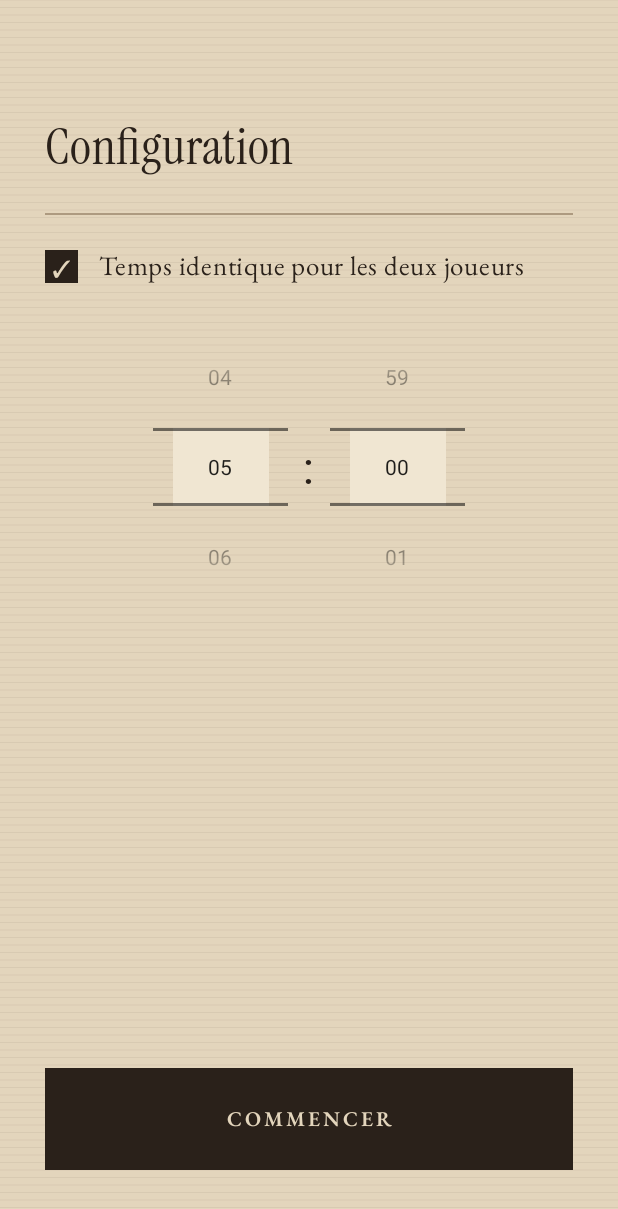
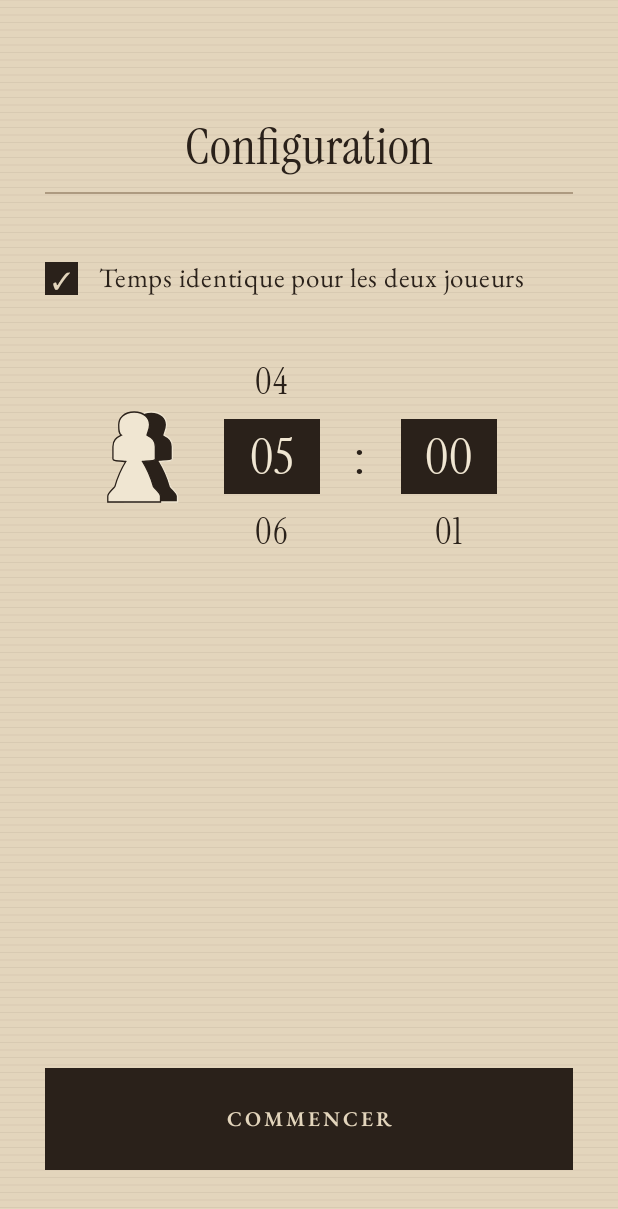
Before and after one commit to Alek6-dev/chess-clock, an Android app built with Jetpack Compose: the composable GameSetupScreen shown on its own in the app's theme, on a phone screen of 412 x 824 dp. Shown: the top 1209 px of the screen. Run offline under Robolectric (Android 15) with nearby library versions, the phone set to English and light mode, and no system bars.

Commit message:
Corrige les écarts trouvés sur captures réelles vs maquettes officielles
Vérifié pixel par pixel sur les PNG, pas à vue, pour chaque point :

- Roue de config : encart encre + texte ivoire par défaut (j'avais mis
  l'inverse), encart ivoire/encre selon le camp en mode par joueur,
  aucune ligne native visible — remplace le NumberPicker par un vrai
  wheel Compose (scroll+snap), seul moyen d'avoir deux couleurs de
  texte différentes (sélectionné vs voisins) dans une même roue.
  Ajoute le pion (ou les deux pions superposés en mode "temps
  identique") à gauche des roues, absent jusqu'ici.
- "Configuration" centré, espacement resserré sous le titre puis élargi
  avant la case à cocher (mesuré au pixel).
- Bouton pause : fond papier clair + icône encre (j'avais mis l'inverse),
  proportions réelles ~52×84pt (pas 34×210, mesuré au pixel).
- Bouton pause masqué pendant que la modale de pause est ouverte.
- Modale de pause : titre centré, boutons Reprendre/Configurer de
  largeur égale (Configurer repassait à la ligne faute de place).
- Fin de partie : REJOUER est toujours dans la moitié Blancs (bas de
  l'écran), jamais chez les Noirs — vérifié sur les deux scénarios
  (Blancs ou Noirs perdant) des maquettes, ça ne dépend pas du gagnant.
- Swipe de reset : ne compte que s'il démarre près de la vague/bouton
  pause (bord gauche), plus n'importe où sur le chrono.

Co-Authored-By: Claude Sonnet 5 <noreply@anthropic.com>

```diff
--- a/android/app/src/main/kotlin/dev/alek6dev/chessclock/ui/components/WheelNumberPicker.kt
+++ b/android/app/src/main/kotlin/dev/alek6dev/chessclock/ui/components/WheelNumberPicker.kt
@@ -1,41 +1,104 @@
 package dev.alek6dev.chessclock.ui.components
 
-import android.widget.NumberPicker
+import androidx.compose.foundation.background
+import androidx.compose.foundation.gestures.snapping.rememberSnapFlingBehavior
+import androidx.compose.foundation.layout.Box
+import androidx.compose.foundation.layout.PaddingValues
+import androidx.compose.foundation.layout.fillMaxSize
+import androidx.compose.foundation.layout.fillMaxWidth
+import androidx.compose.foundation.layout.height
+import androidx.compose.foundation.layout.width
+import androidx.compose.foundation.lazy.LazyColumn
+import androidx.compose.foundation.lazy.itemsIndexed
+import androidx.compose.foundation.lazy.rememberLazyListState
+import androidx.compose.material3.Text
 import androidx.compose.runtime.Composable
-import androidx.compose.runtime.rememberUpdatedState
+import androidx.compose.runtime.LaunchedEffect
+import androidx.compose.runtime.derivedStateOf
+import androidx.compose.runtime.getValue
+import androidx.compose.runtime.remember
+import androidx.compose.ui.Alignment
 import androidx.compose.ui.Modifier
-import androidx.compose.ui.viewinterop.AndroidView
+import androidx.compose.ui.graphics.Color
+import androidx.compose.ui.platform.LocalDensity
+import androidx.compose.ui.unit.dp
+import androidx.compose.ui.unit.sp
+import dev.alek6dev.chessclock.ui.theme.ChessClockColors
+import dev.alek6dev.chessclock.ui.theme.ChessClockFonts
+import kotlin.math.roundToInt
+
+private val ITEM_HEIGHT = 50.dp
 
 /**
- * Sélecteur "à roue" façon minuteur natif (repose sur android.widget.NumberPicker,
- * le même composant que l'horloge/l'alarme système Android).
+ * Roue à défilement/snap, mesurée sur les maquettes officielles : la valeur sélectionnée a
+ * son propre encart plein derrière elle et sa propre couleur de texte (34pt) — un
+ * NumberPicker natif ne peut pas donner deux couleurs de texte différentes dans une même
+ * roue (valeur sélectionnée vs voisines), d'où ce composant en Compose pur.
  */
 @Composable
 fun WheelNumberPicker(
     range: IntRange,
     value: Int,
     onValueChange: (Int) -> Unit,
+    boxColor: Color = ChessClockColors.InkSurface,
+    selectedTextColor: Color = ChessClockColors.Ivory,
     modifier: Modifier = Modifier,
 ) {
-    // Le factory de l'AndroidView ne se relance jamais : sans ça, le listener garde à vie
-    // la toute première closure onValueChange (et donc la toute première valeur "value"
-    // qu'elle avait capturée), ce qui écrase les autres champs à leur valeur de départ.
-    val currentOnValueChange = rememberUpdatedState(onValueChange)
-    AndroidView(
-        modifier = modifier,
-        factory = { context ->
-            NumberPicker(context).apply {
-                minValue = range.first
-                maxValue = range.last
-                setFormatter { it.toString().padStart(2, '0') }
-                this.value = value
-                setOnValueChangedListener { _, _, newValue -> currentOnValueChange.value(newValue) }
+    val values = remember(range) { range.toList() }
+    val listState = rememberLazyListState(initialFirstVisibleItemIndex = (value - range.first).coerceIn(0, values.lastIndex))
+    val flingBehavior = rememberSnapFlingBehavior(listState)
+    val density = LocalDensity.current
+    val itemHeightPx = with(density) { ITEM_HEIGHT.toPx() }
+
+    val centerIndex by remember {
+        derivedStateOf {
+            val offsetFraction = listState.firstVisibleItemScrollOffset / itemHeightPx
+            (listState.firstVisibleItemIndex + offsetFraction.roundToInt()).coerceIn(0, values.lastIndex)
+        }
+    }
+
+    // La roue elle-même fait autorité une fois le scroll posé : on ne remonte la valeur au
+    // parent qu'au repos, jamais pendant le défilement.
+    LaunchedEffect(listState.isScrollInProgress) {
+        if (!listState.isScrollInProgress) {
+            val settled = values.getOrNull(centerIndex) ?: return@LaunchedEffect
+            if (settled != value) onValueChange(settled)
+        }
+    }
+
+    // Synchronise un changement externe (ex. recocher "temps identique") sans court-circuiter
+    // un défilement en cours de l'utilisateur.
+    LaunchedEffect(value) {
+        if (!listState.isScrollInProgress) {
+            val idx = (value - range.first).coerceIn(0, values.lastIndex)
+            if (idx != centerIndex) listState.scrollToItem(idx)
+        }
+    }
+
+    Box(modifier = modifier.height(ITEM_HEIGHT * 3), contentAlignment = Alignment.Center) {
+        Box(
+            modifier = Modifier
+                .width(64.dp)
+                .height(ITEM_HEIGHT)
+                .background(boxColor),
+        )
+        LazyColumn(
+            state = listState,
+            flingBehavior = flingBehavior,
+            contentPadding = PaddingValues(vertical = ITEM_HEIGHT),
+            modifier = Modifier.fillMaxSize(),
+        ) {
+            itemsIndexed(values) { index, v ->
+                val isSelected = index == centerIndex
+                Box(modifier = Modifier.fillMaxWidth().height(ITEM_HEIGHT), contentAlignment = Alignment.Center) {
+                    Text(
+                        text = v.toString().padStart(2, '0'),
+                        color = if (isSelected) selectedTextColor else ChessClockColors.InkSurface,
+                        fontFamily = ChessClockFonts.InstrumentSerif,
+                        fontSize = if (isSelected) 34.sp else 24.sp,
+                    )
+                }
             }
-        },
-        update = { picker ->
-            if (picker.value != value) {
-                picker.value = value
-            }
-        },
-    )
+        }
+    }
 }
--- a/android/app/src/main/kotlin/dev/alek6dev/chessclock/ui/setup/GameSetupScreen.kt
+++ b/android/app/src/main/kotlin/dev/alek6dev/chessclock/ui/setup/GameSetupScreen.kt
@@ -25,10 +25,12 @@ import androidx.compose.ui.Alignment
 import androidx.compose.ui.Modifier
 import androidx.compose.ui.text.font.FontWeight
 import androidx.compose.ui.text.style.TextAlign
+import androidx.compose.ui.unit.Dp
 import androidx.compose.ui.unit.dp
 import androidx.compose.ui.unit.sp
 import dev.alek6dev.chessclock.model.GameTime
 import dev.alek6dev.chessclock.ui.components.WheelNumberPicker
+import dev.alek6dev.chessclock.ui.game.PawnIcon
 import dev.alek6dev.chessclock.ui.theme.ChessClockColors
 import dev.alek6dev.chessclock.ui.theme.ChessClockFonts
 import dev.alek6dev.chessclock.ui.theme.RuledBackground
@@ -79,11 +81,13 @@ fun GameSetupScreen(
                 color = ChessClockColors.InkSurface,
                 fontFamily = ChessClockFonts.InstrumentSerif,
                 fontSize = 34.sp,
+                textAlign = TextAlign.Center,
+                modifier = Modifier.fillMaxWidth(),
             )
 
-            Spacer(Modifier.height(22.dp))
+            Spacer(Modifier.height(8.dp))
             Box(Modifier.fillMaxWidth().height(1.dp).background(ChessClockColors.Leather.copy(alpha = 0.45f)))
-            Spacer(Modifier.height(22.dp))
+            Spacer(Modifier.height(44.dp))
 
             CheckboxRow(
                 checked = sameTimeForBoth,
@@ -166,33 +170,6 @@ private fun CheckboxRow(checked: Boolean, onCheckedChange: (Boolean) -> Unit) {
     }
 }
 
-/**
- * Roue native (scroll/snap déjà fiables) avec un encart sombre plein derrière la valeur
- * centrale, pour matcher la maquette sans réécrire tout le mécanisme de défilement.
- */
-@Composable
-private fun HighlightedWheel(
-    range: IntRange,
-    value: Int,
-    onValueChange: (Int) -> Unit,
-    modifier: Modifier = Modifier,
-) {
-    Box(modifier = modifier, contentAlignment = Alignment.Center) {
-        Box(
-            modifier = Modifier
-                .width(64.dp)
-                .height(52.dp)
-                .background(ChessClockColors.Ivory),
-        )
-        WheelNumberPicker(
-            range = range,
-            value = value,
-            onValueChange = onValueChange,
-            modifier = Modifier.width(90.dp),
-        )
-    }
-}
-
 private enum class CampSwatch { WHITE, BLACK }
 
 @Composable
@@ -202,41 +179,66 @@ private fun TimeWheelRow(
     onTimeChange: (GameTime) -> Unit,
     modifier: Modifier = Modifier,
 ) {
-    Column(modifier = modifier, horizontalAlignment = Alignment.CenterHorizontally) {
-        if (swatch != null) {
-            Box(
-                modifier = Modifier
-                    .size(width = 30.dp, height = 9.dp)
-                    .then(
-                        if (swatch == CampSwatch.WHITE) {
-                            Modifier
-                                .background(ChessClockColors.Ivory)
-                                .border(width = 1.dp, color = ChessClockColors.Leather)
+    // Par défaut (mode "temps identique", aucun camp) : encart encre + texte ivoire.
+    // Par joueur : encart et texte dans la couleur du camp de cette roue.
+    val boxColor = if (swatch == CampSwatch.WHITE) ChessClockColors.Ivory else ChessClockColors.InkSurface
+    val selectedTextColor = if (swatch == CampSwatch.WHITE) ChessClockColors.InkSurface else ChessClockColors.Ivory
+
+    Row(
+        modifier = modifier,
+        horizontalArrangement = Arrangement.Center,
+        verticalAlignment = Alignment.CenterVertically,
+    ) {
+        if (swatch == null) {
+            ComboPawnIcon(height = 60.dp)
         } else {
-                            Modifier.background(ChessClockColors.Leather)
-                        },
-                    ),
-            )
-            Spacer(Modifier.height(12.dp))
+            val pawnColor = if (swatch == CampSwatch.WHITE) ChessClockColors.Ivory else ChessClockColors.InkSurface
+            val pawnContour = if (swatch == CampSwatch.WHITE) ChessClockColors.InkSurface else ChessClockColors.Ivory
+            PawnIcon(fillColor = pawnColor, contourColor = pawnContour, height = 60.dp)
         }
-        Row(verticalAlignment = Alignment.CenterVertically, horizontalArrangement = Arrangement.spacedBy(10.dp)) {
-            HighlightedWheel(
+        Spacer(Modifier.width(14.dp))
+        WheelNumberPicker(
             range = 0..59,
             value = time.minutes,
             onValueChange = { onTimeChange(time.copy(minutes = it)) },
+            boxColor = boxColor,
+            selectedTextColor = selectedTextColor,
+            modifier = Modifier.width(90.dp),
         )
         Text(
             text = ":",
             color = ChessClockColors.InkSurface,
             fontFamily = ChessClockFonts.InstrumentSerif,
             fontSize = 34.sp,
+            modifier = Modifier.padding(horizontal = 10.dp),
         )
-            HighlightedWheel(
+        WheelNumberPicker(
             range = 0..59,
             value = time.seconds,
             onValueChange = { onTimeChange(time.copy(seconds = it)) },
+            boxColor = boxColor,
+            selectedTextColor = selectedTextColor,
+            modifier = Modifier.width(90.dp),
         )
     }
+}
+
+/** Icône par défaut (mode "temps identique") : les deux pions se chevauchent, un par camp. */
+@Composable
+private fun ComboPawnIcon(height: Dp, modifier: Modifier = Modifier) {
+    Box(modifier = modifier.width(height * 0.9f).height(height)) {
+        PawnIcon(
+            fillColor = ChessClockColors.InkSurface,
+            contourColor = ChessClockColors.Ivory,
+            height = height,
+            modifier = Modifier.align(Alignment.CenterEnd),
+        )
+        PawnIcon(
+            fillColor = ChessClockColors.Ivory,
+            contourColor = ChessClockColors.InkSurface,
+            height = height,
+            modifier = Modifier.align(Alignment.CenterStart),
+        )
     }
 }
 
```
Also changed, not shown: android/app/src/main/kotlin/dev/alek6dev/chessclock/ui/game/AmandeShape.kt (+5 -5 lines), android/app/src/main/kotlin/dev/alek6dev/chessclock/ui/game/GameScreen.kt (+25 -10 lines), android/app/src/main/kotlin/dev/alek6dev/chessclock/ui/game/Gestures.kt (+18 -5 lines). Lines whose indentation alone changed are shown as unchanged.
